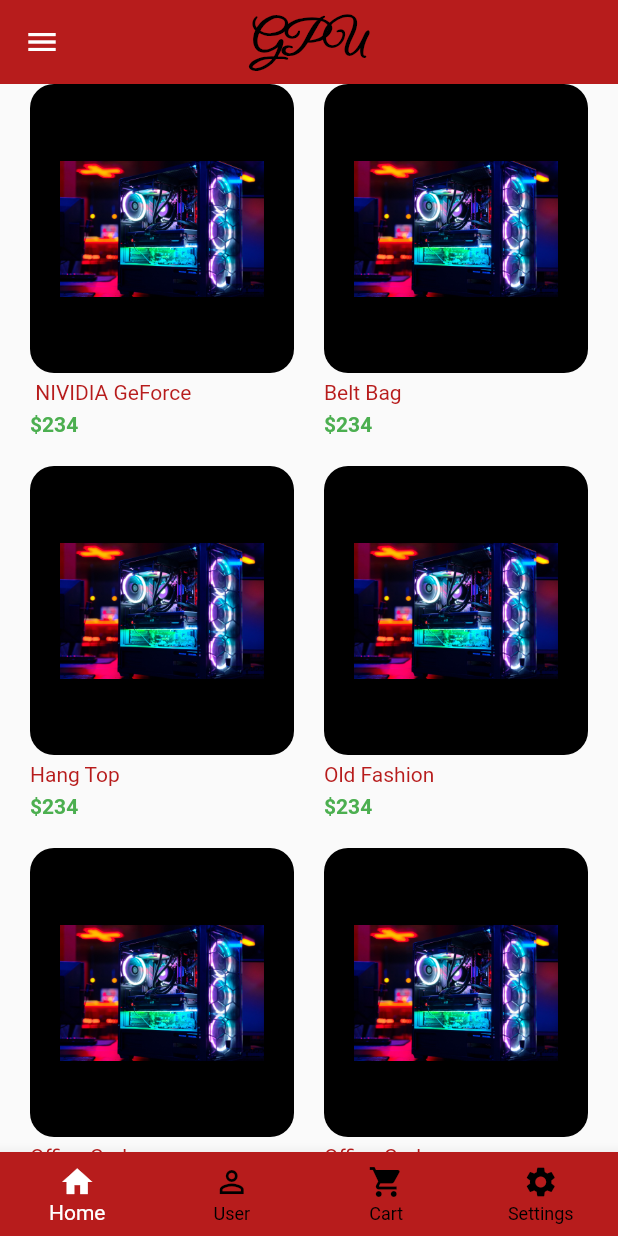
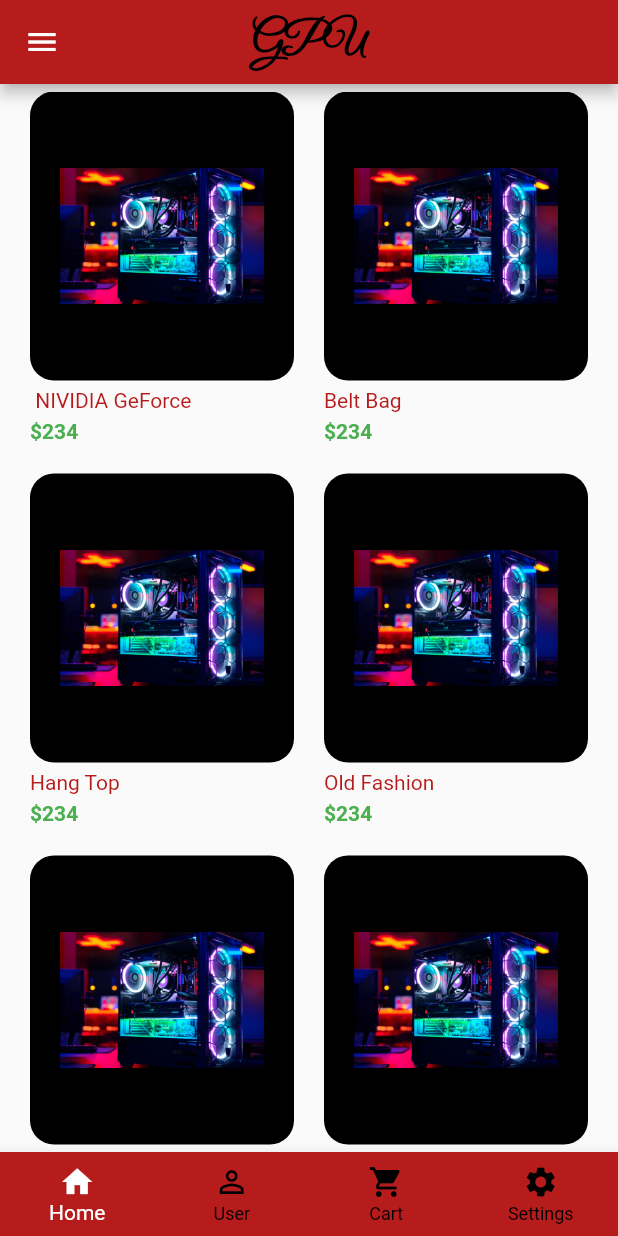
Before and after one commit to Onthemood20195445/electroline, a Flutter app: the screen it shows after launch, item 4 of the bottom bar chosen, on a phone screen of 412 x 824 dp. Run offline on Flutter 3.47's test engine with Material 2 defaults, Android fonts, the phone set to English and light mode, and no system bars; our stand-ins replace carousel_slider, font_awesome_flutter, webview_flutter.

Commit message:
Update gpu.dart

```diff
--- a/lib/screens/gpu.dart
+++ b/lib/screens/gpu.dart
@@ -5,7 +5,8 @@ import 'package:electroline/models/product.dart';
 import 'package:electroline/models/item_card.dart';
 
 class gpu extends StatefulWidget {
- const gpu({Key? key}) : super(key: key);
+  String? cat =" ";
+  gpu({Key? key ,this.cat}) : super(key: key);
 
   @override
   State<gpu> createState() => gpuState();
@@ -20,7 +21,6 @@ class gpuState extends State<gpu> {
         home: Scaffold(
           appBar: AppBar(
             centerTitle: true,
-            elevation: 0,
             title: Text('GPU',
                 style: TextStyle(
                     color: Colors.black,
@@ -36,7 +36,7 @@ class gpuState extends State<gpu> {
                   children: [
                     Expanded(
                       child: Padding(
-                        padding: const EdgeInsets.symmetric(horizontal: 20),
+                        padding: const EdgeInsets.symmetric(horizontal: 20,vertical: 5),
                         child: GridView.builder(
                             itemCount: products.length,
                             gridDelegate: SliverGridDelegateWithFixedCrossAxisCount(
```
